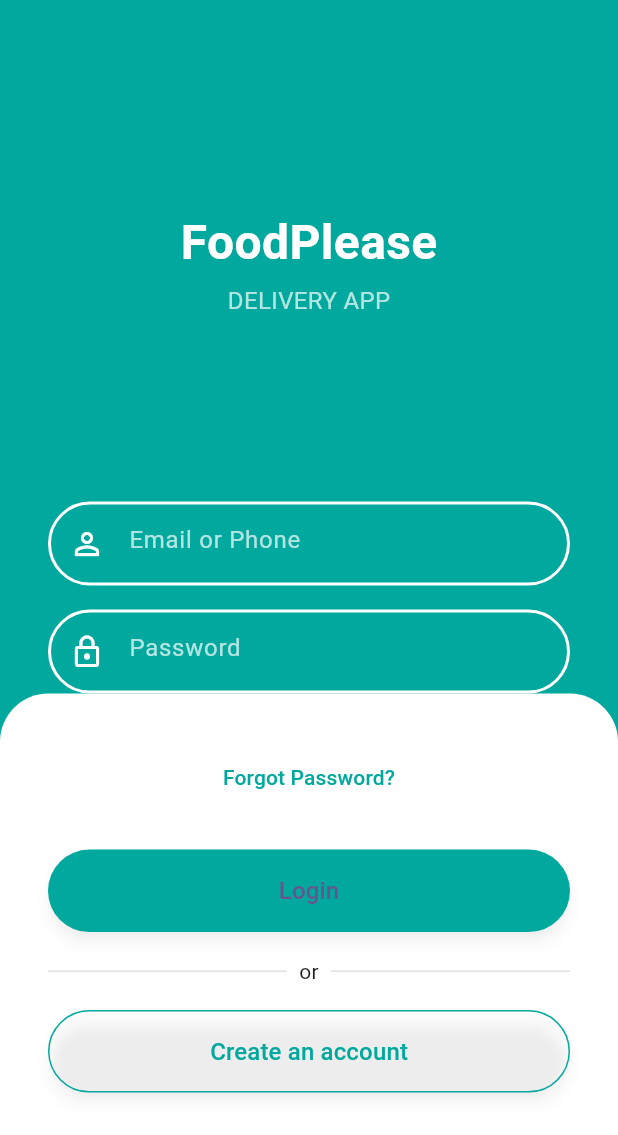
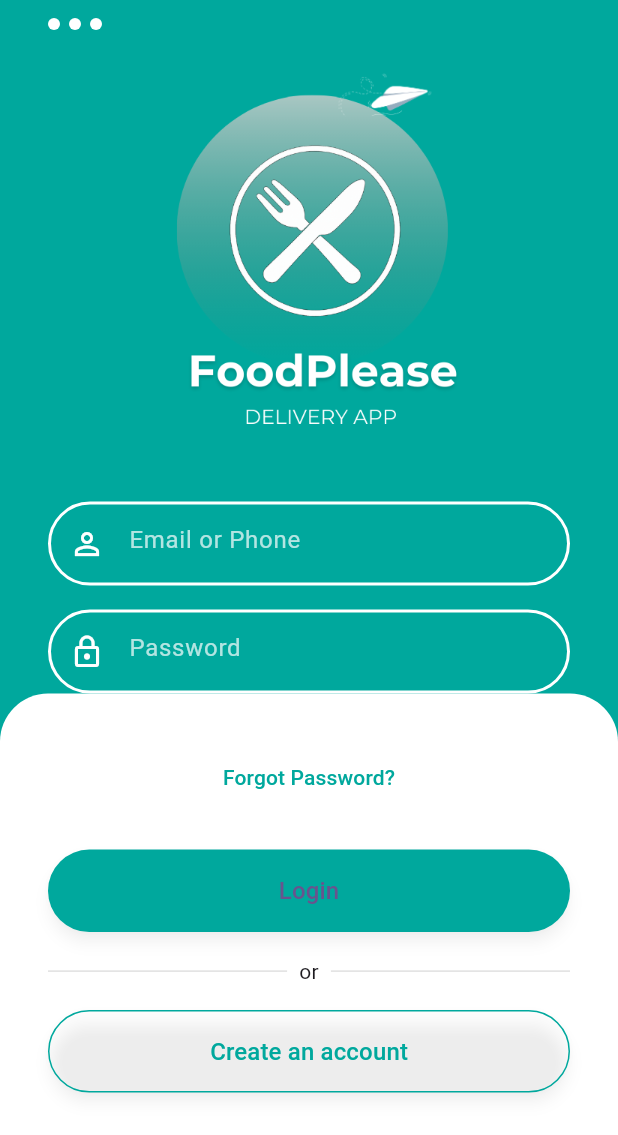
Before and after one commit to stevedch/foodplease_app, a Flutter app: the screen it shows after launch, on a phone screen of 412 x 824 dp. Shown: the top 1135 px of the screen. Run offline on Flutter 3.47's test engine with Material 3 defaults, Android fonts, the phone set to English and light mode, and no system bars.

Commit message:
refactor(login): update login header UI and remove deprecated assets
- Replaced `assets/logo.png` and `assets/plane.png` with `assets/logo_login.png`.
- Deleted unused `header_login.dart` widget file.
- Refactored `LoginScreen` to include embedded header logic directly.
- Redesigned the login header to display logo and titles within the green section.
- Simplified layout and removed commented legacy UI elements.
- Updated `pubspec.yaml` to reflect new asset path and remove old references.

```diff
--- a/lib/screens/login_screen.dart
+++ b/lib/screens/login_screen.dart
@@ -1,14 +1,11 @@
 import 'package:flutter/material.dart';
-import 'package:foodplease_app/widgets/header_login.dart';
 
 class LoginScreen extends StatelessWidget {
   const LoginScreen({Key? key}) : super(key: key);
 
-  // Colores y constantes
   static const Color _primaryColor = Color(0xFF00A89D);
-  static const double _headerFraction =
-      0.60; // ← 60% de alto para que el verde baje más
-  static const double _overlap = 32; // solapamiento de la curva
+  static const double _headerFraction = 0.60;
+  static const double _overlap = 32;
   static const double _fieldHeight = 56;
   static const double _fieldGap = 16;
   static const double _borderRadius = 32;
@@ -23,101 +20,54 @@ class LoginScreen extends StatelessWidget {
       body: Stack(
         clipBehavior: Clip.none,
         children: [
-          // ─── 1) HEADER VERDE ────────────────────────────────────
+          // ─── 1) GREEN HEADER WITH LOGO + TITLE ──────────────────
           Positioned(
             top: 0,
             left: 0,
             right: 0,
             child: Container(
               height: headerHeight,
-              width: double.infinity,
               color: _primaryColor,
               child: SafeArea(
+                child: Padding(
+                  padding: const EdgeInsets.symmetric(horizontal: _hPadding),
                   child: Column(
+                    crossAxisAlignment: CrossAxisAlignment.start,
                     children: [
-                    // • Barra superior: puntos y avioneta
-                    /*Padding(
-                      padding: const EdgeInsets.symmetric(
-                          horizontal: 16, vertical: 8),
-                      child: Row(
-                        mainAxisAlignment: MainAxisAlignment.spaceBetween,
-                        children: [
-                          Row(children: [
-                            _dot(),
-                            const SizedBox(width: 4),
-                            _dot(),
-                            const SizedBox(width: 4),
-                            _dot(),
-                          ]),
-                          const Icon(Icons.send,
-                              color: Colors.white, size: 24),
-                        ],
+                      const SizedBox(height: 12),
+
+                      // 1. Three dots
+                      Row(
+                        children: List.generate(
+                          3,
+                          (i) => Container(
+                            width: 8,
+                            height: 8,
+                            margin: EdgeInsets.only(right: i < 2 ? 6 : 0),
+                            decoration: const BoxDecoration(
+                              color: Colors.white,
+                              shape: BoxShape.circle,
                             ),
-                    ),*/
-
-                    // • Logo circular degradado + texto
-                    Expanded(
-                      child: Center(
-                        child: Column(
-                          mainAxisSize: MainAxisSize.min,
-                          children: [
-                            /*Container(
-                              width: 220,
-                              height: 220,
-                              decoration: BoxDecoration(
-                                shape: BoxShape.circle,
-                                gradient: LinearGradient(
-                                  begin: Alignment.topLeft,
-                                  end: Alignment.bottomRight,
-                                  colors: [
-                                    Colors.white.withOpacity(0.4),
-                                    Colors.white.withOpacity(0.1),
-                                  ],
-                                ),
-                              ),
-                              child: Center(
-                                child: Container(
-                                  width: 140,
-                                  height: 140,
-                                  decoration: BoxDecoration(
-                                    shape: BoxShape.circle,
-                                    border: Border.all(
-                                        color: Colors.white, width: 4),
-                                  ),
-                                  child: const Icon(Icons.restaurant,
-                                      size: 60, color: Colors.white),
-                                ),
-                              ),
-                            ),*/
-                            const SizedBox(height: 16),
-                            const Text(
-                              'FoodPlease',
-                              style: TextStyle(
-                                color: Colors.white,
-                                fontSize: 32,
-                                fontWeight: FontWeight.bold,
-                              ),
-                            ),
-                            const SizedBox(height: 4),
-                            const Text(
-                              'DELIVERY APP',
-                              style: TextStyle(
-                                color: Colors.white70,
-                                fontSize: 16,
-                              ),
-                            ),
-                          ],
                           ),
                         ),
                       ),
 
-                    // • Campos de texto dentro del verde
-                    Padding(
-                      padding: const EdgeInsets.symmetric(
-                        horizontal: _hPadding,
+                      const Spacer(),
+
+                      // 2. Logo
+                      Center(
+                        child: Image.asset(
+                          'assets/logo_login.png',
+                          width: 250,
+                          height: 250,
                         ),
-                      child: Column(
-                        children: [
+                      ),
+
+                      const SizedBox(height: 16),
+
+                      const Spacer(flex: 2),
+
+                      // 4. Text fields over the green header
                       _buildField(
                         icon: Icons.person_outline,
                         hint: 'Email or Phone',
@@ -128,17 +78,16 @@ class LoginScreen extends StatelessWidget {
                         hint: 'Password',
                         obscure: true,
                       ),
-                        ],
-                      ),
-                    ),
+
                       const SizedBox(height: _overlap),
                     ],
                   ),
                 ),
               ),
             ),
+          ),
 
-          // ─── 2) TARJETA BLANCA SOLAPADA ─────────────────────────
+          // ─── 2) OVERLAPPING WHITE CARD ─────────────────────────
           Positioned(
             top: headerHeight - _overlap,
             left: 0,
@@ -160,13 +109,10 @@ class LoginScreen extends StatelessWidget {
                 child: Column(
                   crossAxisAlignment: CrossAxisAlignment.stretch,
                   children: [
-                    // Forgot Password?
                     Align(
                       alignment: Alignment.center,
                       child: TextButton(
-                        onPressed: () {
-                          // Navegar a ForgotPasswordScreen
-                        },
+                        onPressed: () {},
                         child: const Text(
                           'Forgot Password?',
                           style: TextStyle(color: _primaryColor),
@@ -174,12 +120,8 @@ class LoginScreen extends StatelessWidget {
                       ),
                     ),
                     const SizedBox(height: 24),
-
-                    // Botón Login
                     ElevatedButton(
-                      onPressed: () {
-                        // Navegar a MenuScreen
-                      },
+                      onPressed: () {},
                       style: ElevatedButton.styleFrom(
                         backgroundColor: _primaryColor,
                         padding: const EdgeInsets.symmetric(vertical: 16),
@@ -195,35 +137,19 @@ class LoginScreen extends StatelessWidget {
                       ),
                     ),
                     const SizedBox(height: 16),
-
-                    // Separator “or”
                     Row(
                       children: [
-                        Expanded(
-                          child: Divider(
-                            color: Colors.grey.shade300,
-                            height: 1,
-                          ),
-                        ),
+                        Expanded(child: Divider(color: Colors.grey.shade300)),
                         const Padding(
                           padding: EdgeInsets.symmetric(horizontal: 8),
                           child: Text('or'),
                         ),
-                        Expanded(
-                          child: Divider(
-                            color: Colors.grey.shade300,
-                            height: 1,
-                          ),
-                        ),
+                        Expanded(child: Divider(color: Colors.grey.shade300)),
                       ],
                     ),
                     const SizedBox(height: 16),
-
-                    // Create an account
                     OutlinedButton(
-                      onPressed: () {
-                        // Navegar a RegisterScreen
-                      },
+                      onPressed: () {},
                       style: OutlinedButton.styleFrom(
                         side: const BorderSide(color: _primaryColor),
                         padding: const EdgeInsets.symmetric(vertical: 16),
@@ -275,9 +201,4 @@ class LoginScreen extends StatelessWidget {
       ),
     );
   }
-
-  Widget _dot() => const Padding(
-    padding: EdgeInsets.symmetric(horizontal: 2),
-    child: CircleAvatar(radius: 4, backgroundColor: Colors.white),
-  );
 }
--- a/pubspec.yaml
+++ b/pubspec.yaml
@@ -30,7 +30,6 @@ environment:
 dependencies:
   flutter:
     sdk: flutter
-
   # The following adds the Cupertino Icons font to your application.
   # Use with the CupertinoIcons class for iOS style icons.
   cupertino_icons: ^1.0.8
@@ -52,8 +51,7 @@ dev_dependencies:
 # The following section is specific to Flutter packages.
 flutter:
   assets:
-    - assets/logo.png
-    - assets/plane.png
+    - assets/logo_login.png
   # The following line ensures that the Material Icons font is
   # included with your application, so that you can use the icons in
   # the material Icons class.
```
Also changed, not shown: lib/widgets/header_login.dart (deleted, +0 -103 lines), assets/logo.png (deleted), assets/logo_login.png (added), assets/plane.png (deleted). Lines whose indentation alone changed are shown as unchanged.
